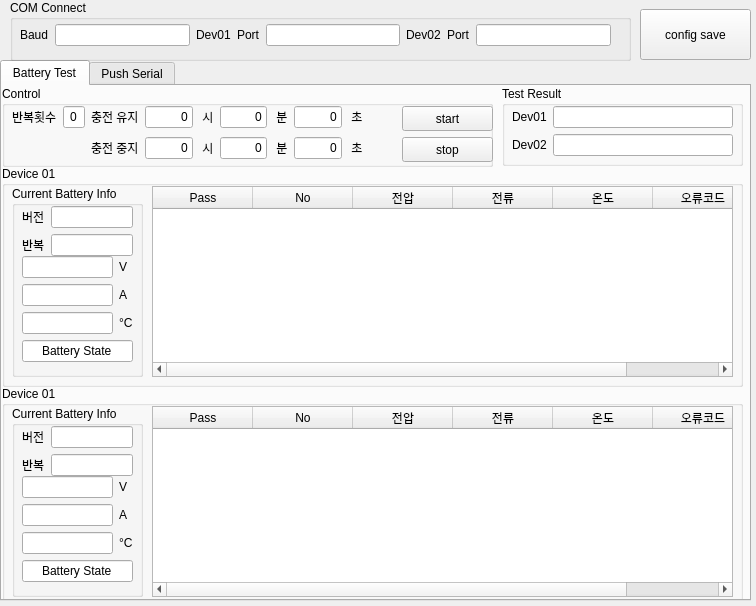
Old version of the form src/BCT_UI.ui in the repository ComMslee/BCT.
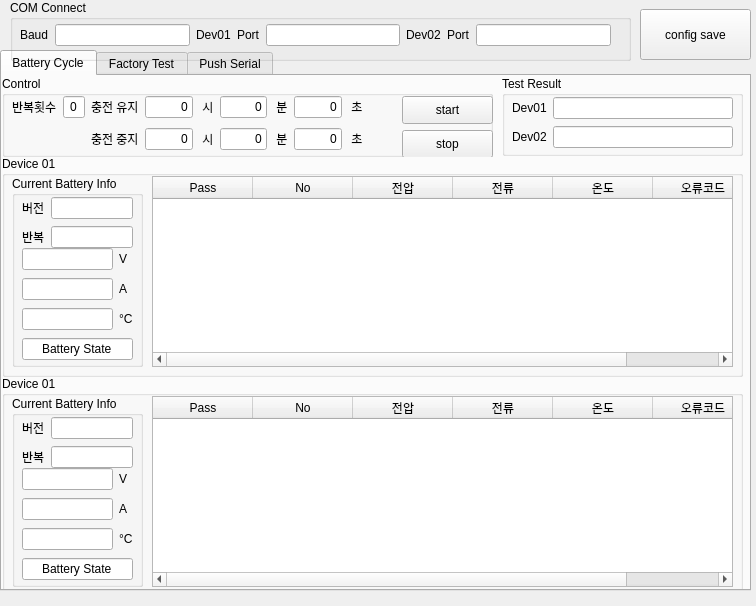
New version of the form.

Diff of the .ui file:
```diff
--- a/src/BCT_UI.ui
+++ b/src/BCT_UI.ui
@@ -17,7 +17,7 @@
    <property name="geometry">
     <rect>
      <x>0</x>
-     <y>60</y>
+     <y>50</y>
      <width>751</width>
      <height>541</height>
     </rect>
@@ -25,9 +25,12 @@
    <property name="currentIndex">
     <number>0</number>
    </property>
-   <widget class="QWidget" name="tbBatteryTest">
+   <property name="tabBarAutoHide">
+    <bool>false</bool>
+   </property>
+   <widget class="QWidget" name="tbBatteryCycle">
     <attribute name="title">
-     <string>Battery Test</string>
+     <string>Battery Cycle</string>
     </attribute>
     <widget class="QGroupBox" name="groupBox">
      <property name="geometry">
@@ -59,7 +62,7 @@
          <x>10</x>
          <y>70</y>
          <width>111</width>
-         <height>108</height>
+         <height>116</height>
         </rect>
        </property>
        <layout class="QGridLayout" name="gridLayout_2">
@@ -141,7 +144,7 @@
          <x>10</x>
          <y>20</y>
          <width>111</width>
-         <height>52</height>
+         <height>54</height>
         </rect>
        </property>
        <layout class="QGridLayout" name="gridLayout_3">
@@ -241,7 +244,7 @@
         <x>10</x>
         <y>20</y>
         <width>351</width>
-        <height>56</height>
+        <height>58</height>
        </rect>
       </property>
       <layout class="QGridLayout" name="gridLayout_4">
@@ -430,7 +433,7 @@
         <x>400</x>
         <y>20</y>
         <width>91</width>
-        <height>56</height>
+        <height>62</height>
        </rect>
       </property>
       <layout class="QVBoxLayout" name="verticalLayout">
@@ -481,7 +484,7 @@
         <x>10</x>
         <y>20</y>
         <width>221</width>
-        <height>51</height>
+        <height>54</height>
        </rect>
       </property>
       <layout class="QGridLayout" name="gridLayout_7">
@@ -552,7 +555,7 @@
          <x>10</x>
          <y>70</y>
          <width>111</width>
-         <height>108</height>
+         <height>116</height>
         </rect>
        </property>
        <layout class="QGridLayout" name="gridLayout_8">
@@ -634,7 +637,7 @@
          <x>10</x>
          <y>20</y>
          <width>111</width>
-         <height>52</height>
+         <height>54</height>
         </rect>
        </property>
        <layout class="QGridLayout" name="gridLayout_9">
@@ -717,6 +720,11 @@
      </widget>
     </widget>
    </widget>
+   <widget class="QWidget" name="tbBatteryFactory">
+    <attribute name="title">
+     <string>Factory Test</string>
+    </attribute>
+   </widget>
    <widget class="QWidget" name="tbSerial">
     <attribute name="title">
      <string>Push Serial</string>
```
Left out of the diff: 2 changed lines with no effect on the pictures.
